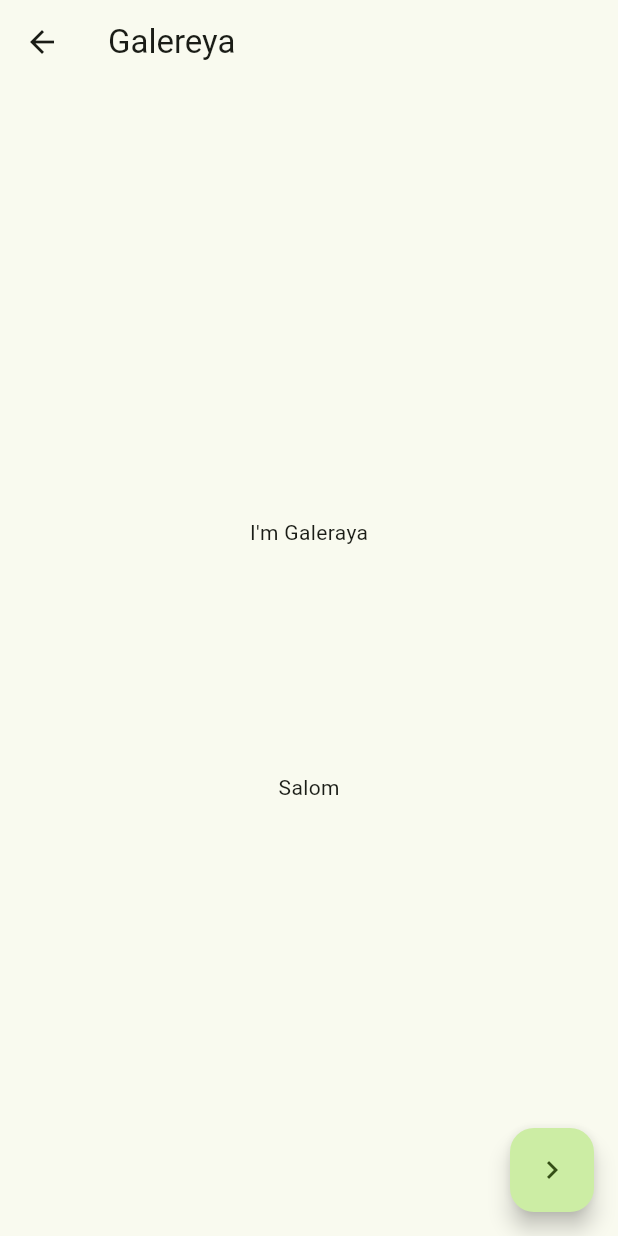
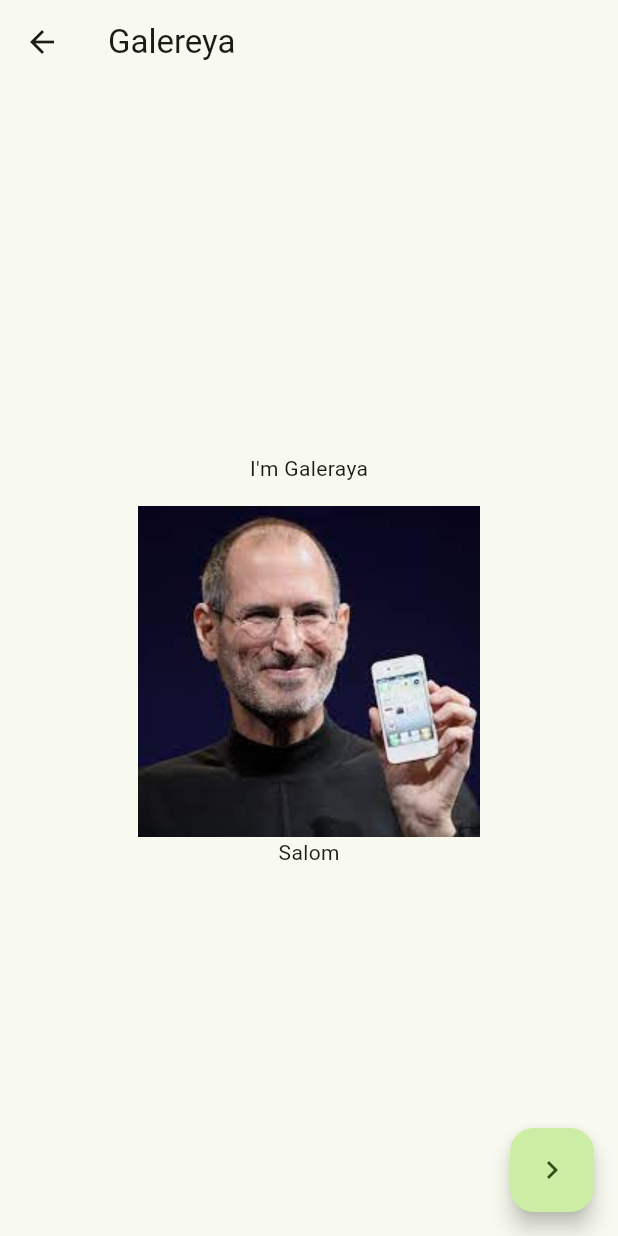
Before and after one commit to izzatillo20050606/firstProject, a Flutter app: the ProfilePagre screen opened directly, on a phone screen of 412 x 824 dp. Run offline on Flutter 3.47's test engine with Material 2 defaults, Android fonts, the phone set to English and light mode, and no system bars; missing offline and left inert: dart:ffi.

Commit message:
first commit

```diff
--- a/lib/ProfilePage/ProfilePage.dart
+++ b/lib/ProfilePage/ProfilePage.dart
@@ -8,14 +8,15 @@ class ProfilePagre extends StatelessWidget {
   Widget build(BuildContext context) {
     return Scaffold(
       appBar: AppBar(
-        title: const Text("Galereya"),
+        title:  Text("Galereya"),
       ),
-      body: const Center(
+      body:  Center(
         child: Column(
           mainAxisAlignment: MainAxisAlignment.center,
           children: [
             Text("I'm Galeraya"),
-            SizedBox(height: 150),
+            SizedBox(height: 15),
+            Image.asset("assets/rasmmmmmmmmm.jpg"),
             Text("Salom"),
           ],
         ),
```
Also changed, not shown: assets/rasmmmmmmmmm.jpg (added).
